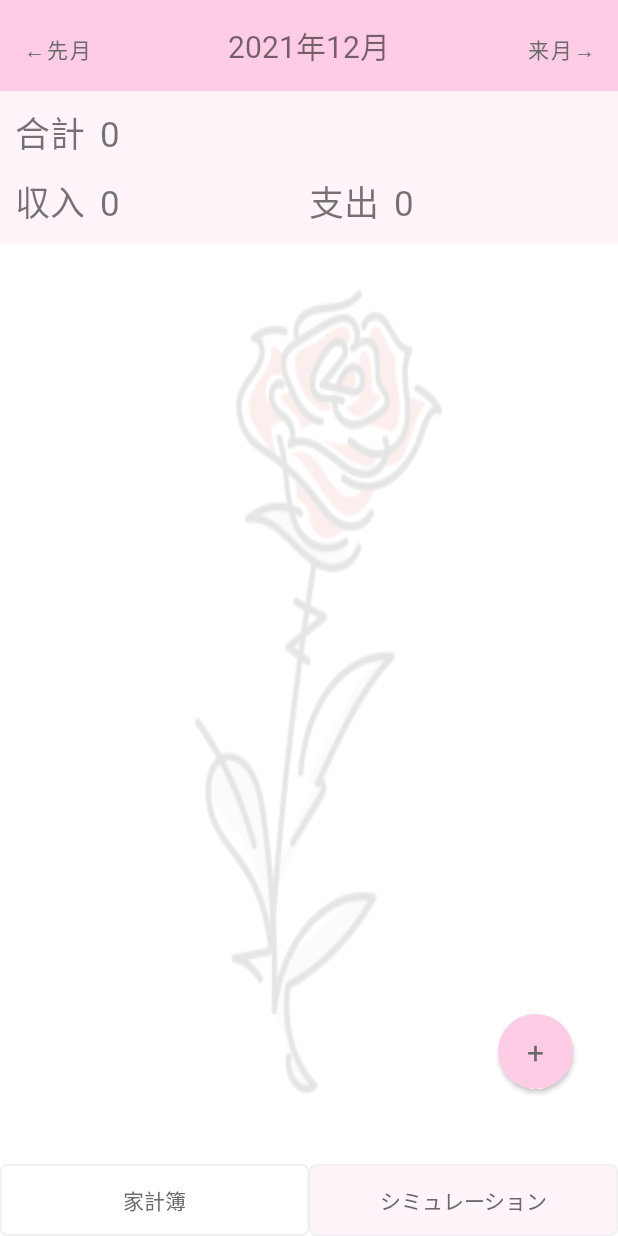
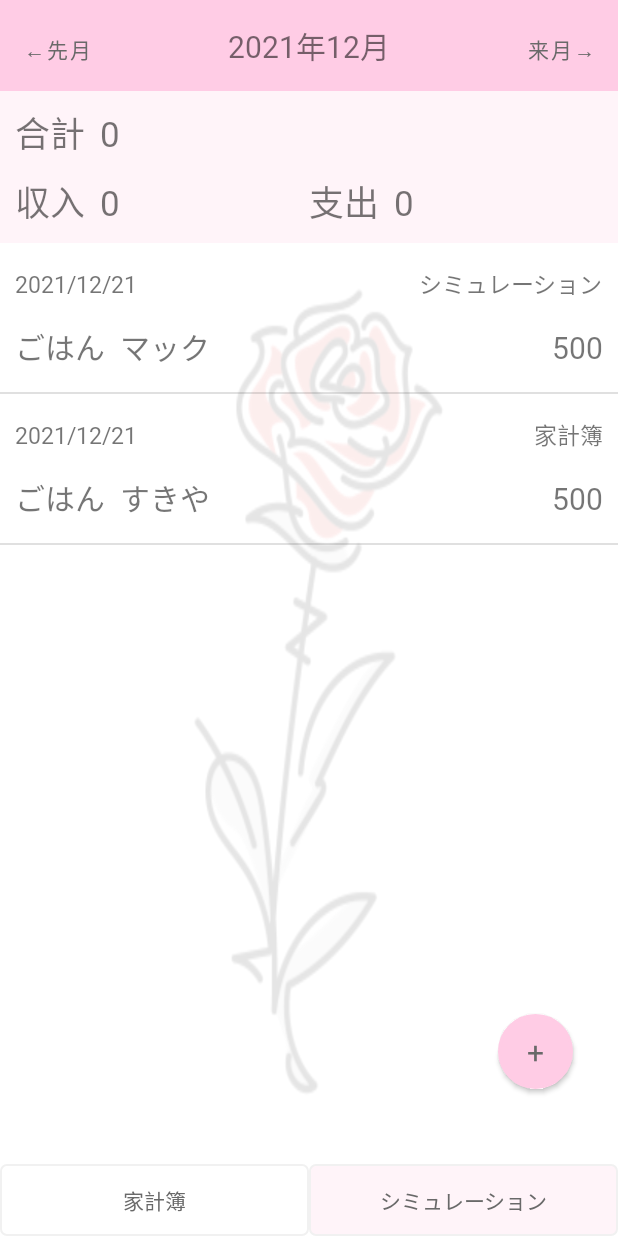
Before and after one commit to hidakaeri/Tsuyu6, an Android app: the FuLook screen opened directly, with no data from a screen before it, on a phone screen of 412 x 824 dp. Run offline under Robolectric (Android 15) with nearby library versions, the phone set to English and light mode, and no system bars.

Commit message:
12/3 1限

```diff
--- a/app/src/main/AndroidManifest.xml
+++ b/app/src/main/AndroidManifest.xml
@@ -34,9 +34,6 @@
             android:theme="@style/currently"
             android:windowSoftInputMode="adjustResize" />
         <activity
-            android:name=".MainActivity"
-            android:exported="false" />
-        <activity
             android:name=".Look"
             android:exported="true"
             android:theme="@style/splash_screen">
--- a/app/src/main/java/com/example/tsuyu6/FuLook.java
+++ b/app/src/main/java/com/example/tsuyu6/FuLook.java
@@ -5,6 +5,7 @@ import android.database.Cursor;
 import android.database.DatabaseUtils;
 import android.database.sqlite.SQLiteDatabase;
 import android.os.Bundle;
+import android.util.Log;
 import android.view.View;
 import android.widget.AdapterView;
 import android.widget.Button;
@@ -36,10 +37,6 @@ public class FuLook extends AppCompatActivity {
     protected void onCreate(Bundle savedInstanceState) {
         super.onCreate(savedInstanceState);
         setContentView(R.layout.activity_fu_look);
-
-        ListView lvMenu = findViewById(R.id.look_list);
-        List<Map<String,Object>> menuList = new ArrayList<>();
-        Map<String,Object> menu = new HashMap<>();
 
         // intentを受け取る
         Intent intent = getIntent();
@@ -177,7 +174,7 @@ public class FuLook extends AppCompatActivity {
 
 
         //DB操作(SELECT)
-        if(helper == null){
+        /*if(helper == null){
             helper = new DatabaseHelper(getApplicationContext());
         }
         if(db == null){
@@ -248,20 +245,40 @@ public class FuLook extends AppCompatActivity {
 
         }finally {
             db.close();
-        }
+        }*/
 
 
 
+        ListView lvMenu = findViewById(R.id.look_list);
+        List<Map<String,Object>> menuList = new ArrayList<>();
 
-        String[] from = {"_id","date","item","memo","amount"};
-        int[] to = {R.id.display_id, R.id.display_date, R.id.display_item, R.id.display_memo, R.id.display_amount};
+        Map<String,Object> menu = new HashMap<>();
+        menu.put("_id", "1");
+        menu.put("date", "2021/12/21");
+        menu.put("item", "ごはん");
+        menu.put("amount","500");
+        menu.put("memo", "マック");
+        menu.put("flg", "シミュレーション");
+        menuList.add(menu);
+
+        menu = new HashMap<>();
+        menu.put("_id", "1");
+        menu.put("date", "2021/12/21");
+        menu.put("item", "ごはん");
+        menu.put("amount","500");
+        menu.put("memo", "すきや");
+        menu.put("flg", "家計簿");
+        menuList.add(menu);
+
+
+        String[] from = {"_id","date","item","memo","amount","flg"};
+        int[] to = {R.id.display_id, R.id.display_date, R.id.display_item, R.id.display_memo, R.id.display_amount, R.id.flg};
         SimpleAdapter adapter = new SimpleAdapter(FuLook.this,menuList,R.layout.row,from,to);
         lvMenu.setAdapter(adapter);
 
         lvMenu.setOnItemClickListener(new FuLook.ListItemClickListener());
 
-        /*LinearLayout row_background = findViewById(R.id.row_background);
-        row_background.setBackgroundResource(R.color.black);*/
+
 
 
         // 追加ボタンの取得
@@ -306,6 +323,7 @@ public class FuLook extends AppCompatActivity {
             String fixItem = item.get("item").toString();
             String fixMemo = item.get("memo").toString();
             String fixAmount = item.get("amount").toString();
+            String fixFlg = item.get("flg").toString();
 
             // fix画面に送るデータの格納
             Intent intent = new Intent(FuLook.this, FuFix.class);
@@ -315,6 +333,7 @@ public class FuLook extends AppCompatActivity {
             intent.putExtra("fixItem", fixItem);
             intent.putExtra("fixMemo", fixMemo);
             intent.putExtra("fixAmount", fixAmount);
+            intent.putExtra("fixFlg", fixFlg);
 
             intent.putExtra("FuDisplayMonth", FuDisplayMonth);
             intent.putExtra("FuDisplayYear", FuDisplayYear);
--- a/app/src/main/res/layout/row.xml
+++ b/app/src/main/res/layout/row.xml
@@ -10,12 +10,28 @@
     android:paddingStart="10dp"
     android:paddingEnd="10dp">
 
-    <TextView
-        android:id="@+id/display_date"
+    <LinearLayout
         android:layout_width="match_parent"
         android:layout_height="wrap_content"
-        android:textSize="15sp"
-        android:text = "@string/date"/>
+        android:orientation="horizontal"
+        android:layout_marginTop="5dp"
+        android:layout_marginBottom="10dp">
+        <TextView
+            android:id="@+id/display_date"
+            android:layout_width="0dp"
+            android:layout_height="wrap_content"
+            android:layout_weight="1"
+            android:textSize="15sp"
+            android:text = "@string/date"/>
+
+        <TextView
+            android:id="@+id/flg"
+            android:layout_width="wrap_content"
+            android:layout_height="wrap_content"
+            android:textSize="15sp"
+            android:text = "初期値"/>
+
+    </LinearLayout>
 
     <LinearLayout
         android:layout_width="match_parent"
@@ -55,6 +71,8 @@
             android:text="@string/amount"
             android:textSize="20sp" />
 
+
+
     </LinearLayout>
 
 </LinearLayout>
```
Also changed, not shown: app/src/main/java/com/example/tsuyu6/Fix.java (+33 -4 lines), app/src/main/java/com/example/tsuyu6/FuFix.java (+30 -4 lines), app/src/main/java/com/example/tsuyu6/MainActivity.java (deleted, +0 -14 lines), app/src/main/res/layout/activity_fix.xml (+37 -4 lines), app/src/main/res/layout/activity_fu_fix.xml (+39 -4 lines), app/src/main/res/layout/activity_main.xml (deleted, +0 -18 lines).
